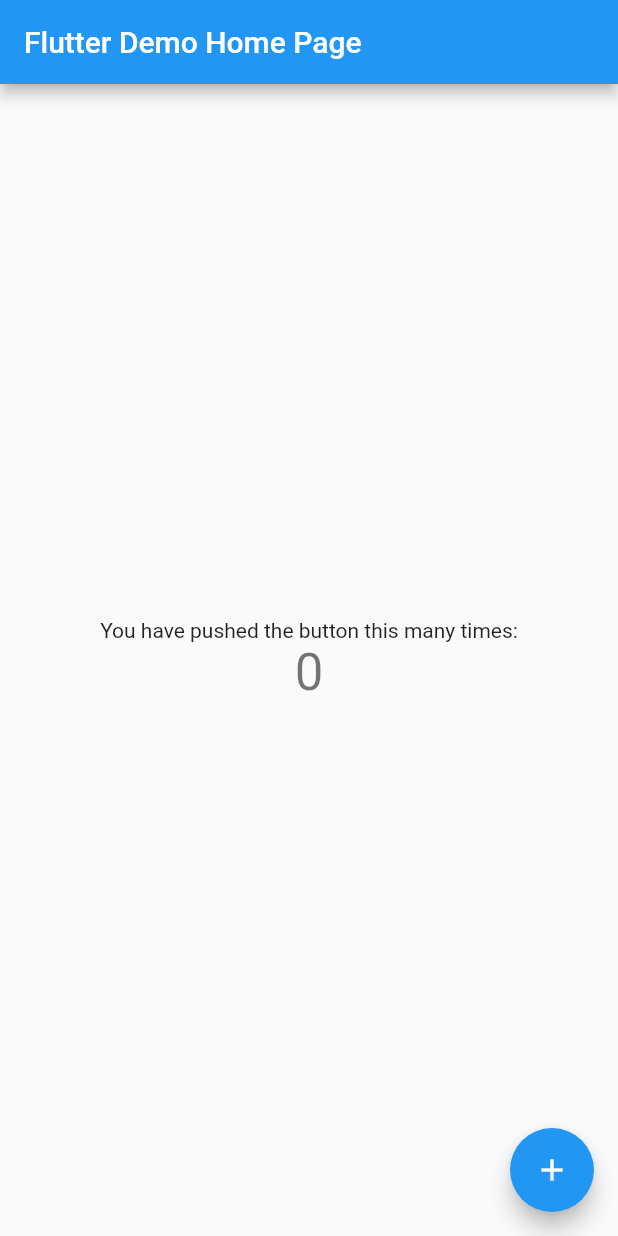
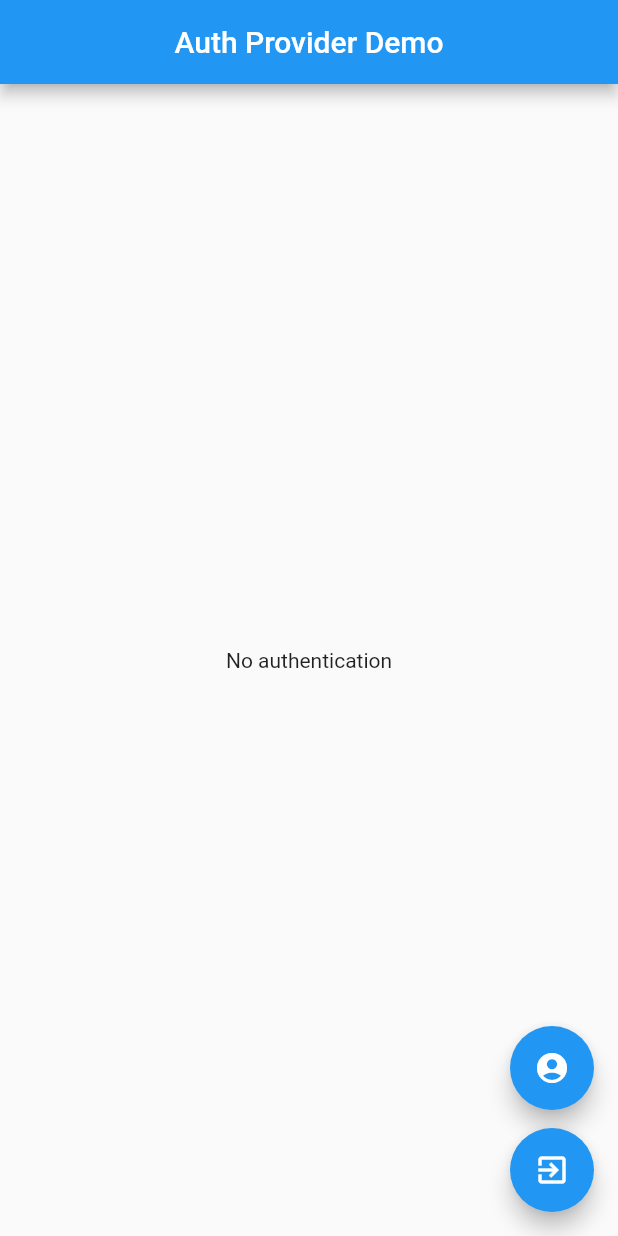
Before and after one commit to JigneshWorld/provider_firebase_auth_flutter, a Flutter app: the screen it shows after launch, on a phone screen of 412 x 824 dp. Run offline on Flutter 3.47's test engine with Material 2 defaults, Android fonts, the phone set to English and light mode, and no system bars; our stand-ins replace firebase_auth; accounts and stored records are empty.

Commit message:
Added basic AuthProvider with Firebase Auth - Anonymous User

```diff
--- /dev/null
+++ b/lib/auth_provider.dart
@@ -0,0 +1,54 @@
+import 'dart:async';
+
+import 'package:flutter/material.dart';
+import 'package:firebase_auth/firebase_auth.dart';
+
+class AuthProvider with ChangeNotifier {
+  FirebaseUser user;
+  StreamSubscription userAuthSub;
+
+  AuthProvider() {
+    userAuthSub = FirebaseAuth.instance.onAuthStateChanged.listen((newUser) {
+      print('AuthProvider - FirebaseAuth - onAuthStateChanged - $newUser');
+      user = newUser;
+      notifyListeners();
+    }, onError: (e) {
+      print('AuthProvider - FirebaseAuth - onAuthStateChanged - $e');
+    });
+  }
+
+  @override
+  void dispose() {
+    if (userAuthSub != null) {
+      userAuthSub.cancel();
+      userAuthSub = null;
+    }
+    super.dispose();
+  }
+
+  bool get isAnonymous {
+    assert(user != null);
+    bool isAnonymousUser = true;
+    for (UserInfo info in user.providerData) {
+      if (info.providerId == "facebook.com" ||
+          info.providerId == "google.com" ||
+          info.providerId == "password") {
+        isAnonymousUser = false;
+        break;
+      }
+    }
+    return isAnonymousUser;
+  }
+
+  bool get isAuthenticated {
+    return user != null;
+  }
+
+  void signInAnonymously() {
+    FirebaseAuth.instance.signInAnonymously();
+  }
+
+  void signOut() {
+    FirebaseAuth.instance.signOut();
+  }
+}
--- a/lib/main.dart
+++ b/lib/main.dart
@@ -1,41 +1,36 @@
 import 'package:flutter/material.dart';
+import 'package:provider/provider.dart';
+
+import 'auth_provider.dart';
 
 void main() => runApp(MyApp());
 
 class MyApp extends StatelessWidget {
-  // This widget is the root of your application.
+  final String title = 'Auth Provider Demo';
+
   @override
   Widget build(BuildContext context) {
-    return MaterialApp(
-      title: 'Flutter Demo',
+    return MultiProvider(
+      providers: [
+        ChangeNotifierProvider<AuthProvider>(
+          builder: (_) {
+            return AuthProvider();
+          },
+        )
+      ],
+      child: MaterialApp(
+        title: title,
         theme: ThemeData(
-        // This is the theme of your application.
-        //
-        // Try running your application with "flutter run". You'll see the
-        // application has a blue toolbar. Then, without quitting the app, try
-        // changing the primarySwatch below to Colors.green and then invoke
-        // "hot reload" (press "r" in the console where you ran "flutter run",
-        // or simply save your changes to "hot reload" in a Flutter IDE).
-        // Notice that the counter didn't reset back to zero; the application
-        // is not restarted.
           primarySwatch: Colors.blue,
         ),
-      home: MyHomePage(title: 'Flutter Demo Home Page'),
+        home: MyHomePage(title: title),
+      ),
     );
   }
 }
 
 class MyHomePage extends StatefulWidget {
   MyHomePage({Key key, this.title}) : super(key: key);
-
-  // This widget is the home page of your application. It is stateful, meaning
-  // that it has a State object (defined below) that contains fields that affect
-  // how it looks.
-
-  // This class is the configuration for the state. It holds the values (in this
-  // case the title) provided by the parent (in this case the App widget) and
-  // used by the build method of the State. Fields in a Widget subclass are
-  // always marked "final".
 
   final String title;
 
@@ -44,68 +39,52 @@ class MyHomePage extends StatefulWidget {
 }
 
 class _MyHomePageState extends State<MyHomePage> {
-  int _counter = 0;
-
-  void _incrementCounter() {
-    setState(() {
-      // This call to setState tells the Flutter framework that something has
-      // changed in this State, which causes it to rerun the build method below
-      // so that the display can reflect the updated values. If we changed
-      // _counter without calling setState(), then the build method would not be
-      // called again, and so nothing would appear to happen.
-      _counter++;
-    });
-  }
-
   @override
   Widget build(BuildContext context) {
-    // This method is rerun every time setState is called, for instance as done
-    // by the _incrementCounter method above.
-    //
-    // The Flutter framework has been optimized to make rerunning build methods
-    // fast, so that you can just rebuild anything that needs updating rather
-    // than having to individually change instances of widgets.
+    AuthProvider authProvider = Provider.of(context);
+
+    Widget body;
+    if (authProvider.isAuthenticated) {
+      body = Center(
+        child: Text(
+          "User Authenticated\n\n${authProvider.isAnonymous ?
+            "Anonymous" : "From - Facebook / Google / Email"}",
+          textAlign: TextAlign.center,
+        ),
+      );
+    } else {
+      body = Center(
+        child: Text("No authentication"),
+      );
+    }
     return Scaffold(
       appBar: AppBar(
-        // Here we take the value from the MyHomePage object that was created by
-        // the App.build method, and use it to set our appbar title.
         title: Text(widget.title),
+        centerTitle: true,
       ),
-      body: Center(
-        // Center is a layout widget. It takes a single child and positions it
-        // in the middle of the parent.
-        child: Column(
-          // Column is also layout widget. It takes a list of children and
-          // arranges them vertically. By default, it sizes itself to fit its
-          // children horizontally, and tries to be as tall as its parent.
-          //
-          // Invoke "debug painting" (press "p" in the console, choose the
-          // "Toggle Debug Paint" action from the Flutter Inspector in Android
-          // Studio, or the "Toggle Debug Paint" command in Visual Studio Code)
-          // to see the wireframe for each widget.
-          //
-          // Column has various properties to control how it sizes itself and
-          // how it positions its children. Here we use mainAxisAlignment to
-          // center the children vertically; the main axis here is the vertical
-          // axis because Columns are vertical (the cross axis would be
-          // horizontal).
-          mainAxisAlignment: MainAxisAlignment.center,
+      body: body,
+      floatingActionButton: Column(
+        mainAxisAlignment: MainAxisAlignment.end,
         children: <Widget>[
-            Text(
-              'You have pushed the button this many times:',
+          FloatingActionButton(
+            onPressed: () {
+              authProvider.signInAnonymously();
+            },
+            tooltip: 'Sign In Anonymously',
+            child: Icon(Icons.account_circle),
           ),
-            Text(
-              '$_counter',
-              style: Theme.of(context).textTheme.display1,
+          SizedBox(
+            height: 12,
           ),
+          FloatingActionButton(
+            onPressed: () {
+              authProvider.signOut();
+            },
+            tooltip: 'Sign Out',
+            child: Icon(Icons.exit_to_app),
+          )
         ],
       ),
-      ),
-      floatingActionButton: FloatingActionButton(
-        onPressed: _incrementCounter,
-        tooltip: 'Increment',
-        child: Icon(Icons.add),
-      ), // This trailing comma makes auto-formatting nicer for build methods.
     );
   }
 }
--- a/pubspec.yaml
+++ b/pubspec.yaml
@@ -23,6 +23,8 @@ dependencies:
   # The following adds the Cupertino Icons font to your application.
   # Use with the CupertinoIcons class for iOS style icons.
   cupertino_icons: ^0.1.2
+  provider: any
+  firebase_auth: any
 
 dev_dependencies:
   flutter_test:
```
Also changed, not shown: pubspec.lock, 6 other files. Lines whose indentation alone changed are shown as unchanged.
